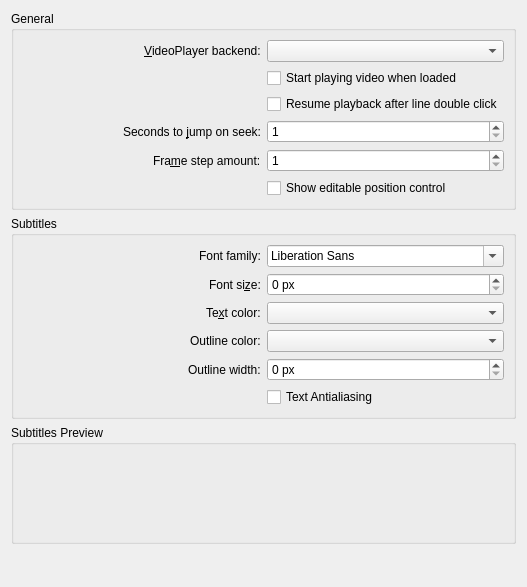
Above: src/configs/playerconfigwidget.ui from maxrd2/SubtitleComposer before the change. Below: the same form after it.
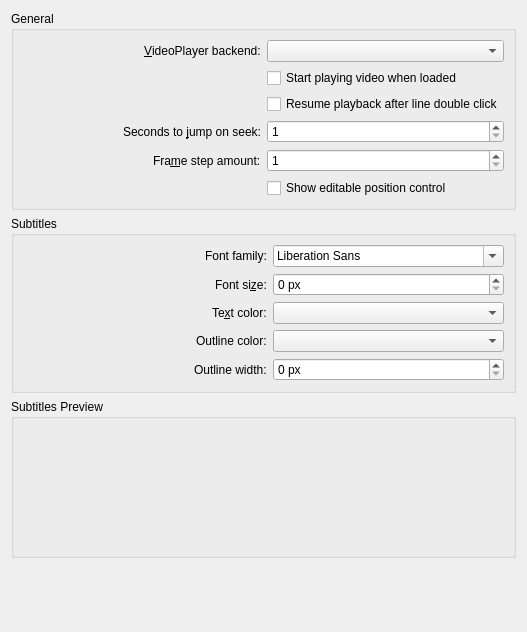
That is the form after the change. Custom widgets are drawn as their Qt base class.

Diff of the .ui file:
```diff
--- a/src/configs/playerconfigwidget.ui
+++ b/src/configs/playerconfigwidget.ui
@@ -7,7 +7,7 @@
     <x>0</x>
     <y>0</y>
     <width>527</width>
-    <height>587</height>
+    <height>632</height>
    </rect>
   </property>
   <layout class="QVBoxLayout" name="verticalLayout">
@@ -99,7 +99,17 @@
      <property name="title">
       <string>Subtitles</string>
      </property>
-     <layout class="QGridLayout" name="gridLayout_2" columnstretch="1,1">
+     <layout class="QGridLayout" name="gridLayout_2" columnstretch="1,0">
+      <item row="4" column="1">
+       <widget class="QSpinBox" name="kcfg_OutlineWidth">
+        <property name="suffix">
+         <string notr="true"> px</string>
+        </property>
+        <property name="maximum">
+         <number>10</number>
+        </property>
+       </widget>
+      </item>
       <item row="3" column="0" alignment="Qt::AlignRight">
        <widget class="QLabel" name="label_7">
         <property name="text">
@@ -110,25 +120,9 @@
         </property>
        </widget>
       </item>
-      <item row="2" column="1">
-       <widget class="KColorCombo" name="kcfg_FontColor"/>
-      </item>
-      <item row="0" column="1">
-       <widget class="QFontComboBox" name="kcfg_FontFamily"/>
-      </item>
       <item row="3" column="1">
        <widget class="KColorCombo" name="kcfg_OutlineColor"/>
       </item>
-      <item row="4" column="0" alignment="Qt::AlignRight">
-       <widget class="QLabel" name="label_8">
-        <property name="text">
-         <string>Outline width:</string>
-        </property>
-        <property name="buddy">
-         <cstring>kcfg_OutlineWidth</cstring>
-        </property>
-       </widget>
-      </item>
       <item row="2" column="0" alignment="Qt::AlignRight">
        <widget class="QLabel" name="label_6">
         <property name="text">
@@ -139,6 +133,9 @@
         </property>
        </widget>
       </item>
+      <item row="2" column="1">
+       <widget class="KColorCombo" name="kcfg_FontColor"/>
+      </item>
       <item row="0" column="0" alignment="Qt::AlignRight">
        <widget class="QLabel" name="label_2">
         <property name="text">
@@ -149,6 +146,19 @@
         </property>
        </widget>
       </item>
+      <item row="0" column="1">
+       <widget class="QFontComboBox" name="kcfg_FontFamily"/>
+      </item>
+      <item row="4" column="0" alignment="Qt::AlignRight">
+       <widget class="QLabel" name="label_8">
+        <property name="text">
+         <string>Outline width:</string>
+        </property>
+        <property name="buddy">
+         <cstring>kcfg_OutlineWidth</cstring>
+        </property>
+       </widget>
+      </item>
       <item row="1" column="0" alignment="Qt::AlignRight">
        <widget class="QLabel" name="label_5">
         <property name="text">
@@ -159,16 +169,6 @@
         </property>
        </widget>
       </item>
-      <item row="4" column="1">
-       <widget class="QSpinBox" name="kcfg_OutlineWidth">
-        <property name="suffix">
-         <string notr="true"> px</string>
-        </property>
-        <property name="maximum">
-         <number>5</number>
-        </property>
-       </widget>
-      </item>
       <item row="1" column="1">
        <widget class="QSpinBox" name="kcfg_FontPointSize">
         <property name="suffix">
@@ -176,13 +176,6 @@
         </property>
        </widget>
       </item>
-      <item row="5" column="1">
-       <widget class="QCheckBox" name="kcfg_Antialias">
-        <property name="text">
-         <string>Text Antialiasing</string>
-        </property>
-       </widget>
-      </item>
      </layout>
     </widget>
    </item>
@@ -206,7 +199,7 @@
            <property name="minimumSize">
             <size>
              <width>0</width>
-             <height>60</height>
+             <height>100</height>
             </size>
            </property>
           </widget>
```
Left out of the diff: 5 changed lines with no effect on the pictures.
